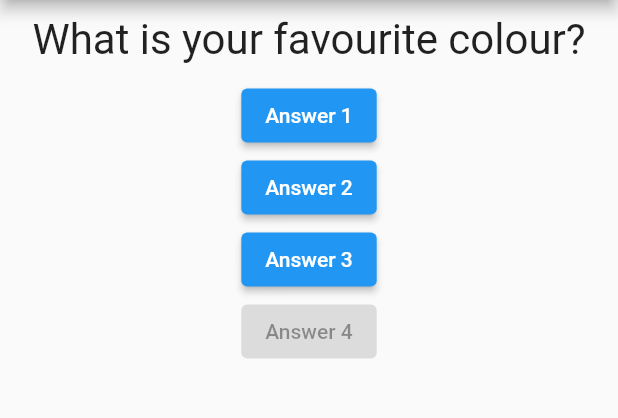
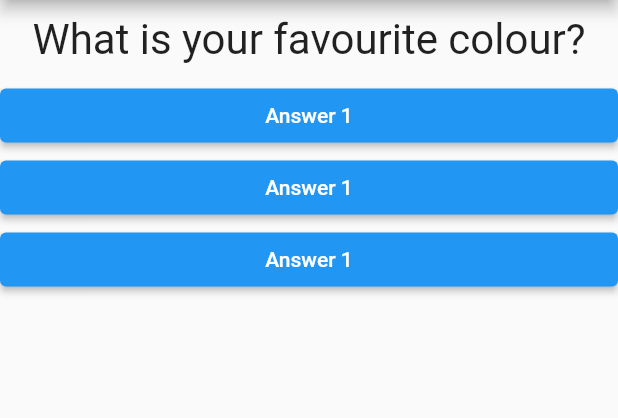
Before and after one commit to prabhav951/flutter_first_app, a Flutter app: the screen it shows after launch, on a phone screen of 412 x 824 dp, the part 84-502 px from its top. Run offline on Flutter 3.47's test engine with Material 2 defaults, Android fonts, the phone set to English and light mode, and no system bars.

Commit message:
Extract Answer as a separate Widget, by lifting up the state

```diff
--- /dev/null
+++ b/lib/answer.dart
@@ -0,0 +1,23 @@
+import 'package:flutter/material.dart';
+
+class Answer extends StatelessWidget {
+  // final VoidCallback selectHandler;
+  final void Function() selectHandler;
+
+  Answer(this.selectHandler);
+
+  @override
+  Widget build(BuildContext context) {
+    return Container(
+      width: double.infinity,
+      child: ElevatedButton(
+        style: ElevatedButton.styleFrom(
+          primary: Colors.blue, // default
+          onPrimary: Colors.white,  // default
+        ),
+        child: Text('Answer 1'),
+        onPressed: selectHandler,
+      ),
+    );
+  }
+}
--- a/lib/main.dart
+++ b/lib/main.dart
@@ -1,6 +1,7 @@
 import 'package:flutter/material.dart';
 
 import './question.dart';
+import './answer.dart';
 
 void main() {
   runApp(MyApp());
@@ -41,24 +42,9 @@ class _MyAppState extends State<MyApp> {
             Question(
               questions[_questionIndex],
             ),
-            ElevatedButton(
-              child: Text('Answer 1'),
-              onPressed: _answerQuestion,
-            ),
-            ElevatedButton(
-              child: Text('Answer 2'),
-              onPressed: () => print('Answer 2 chosen'),
-            ),
-            ElevatedButton(
-              child: Text('Answer 3'),
-              onPressed: () {
-                print('Answer 3 chosen');
-              },
-            ),
-            ElevatedButton(
-              child: Text('Answer 4'),
-              onPressed: null,
-            ),
+            Answer(_answerQuestion),
+            Answer(_answerQuestion),
+            Answer(_answerQuestion),
           ],
         ),
       ),
```
